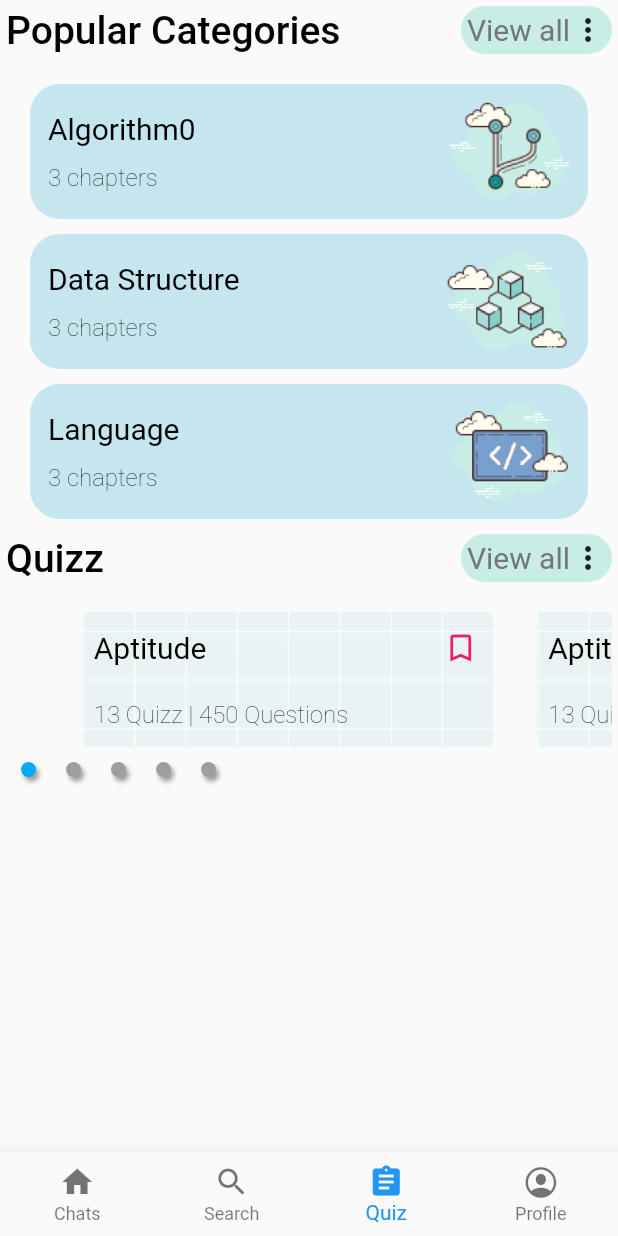
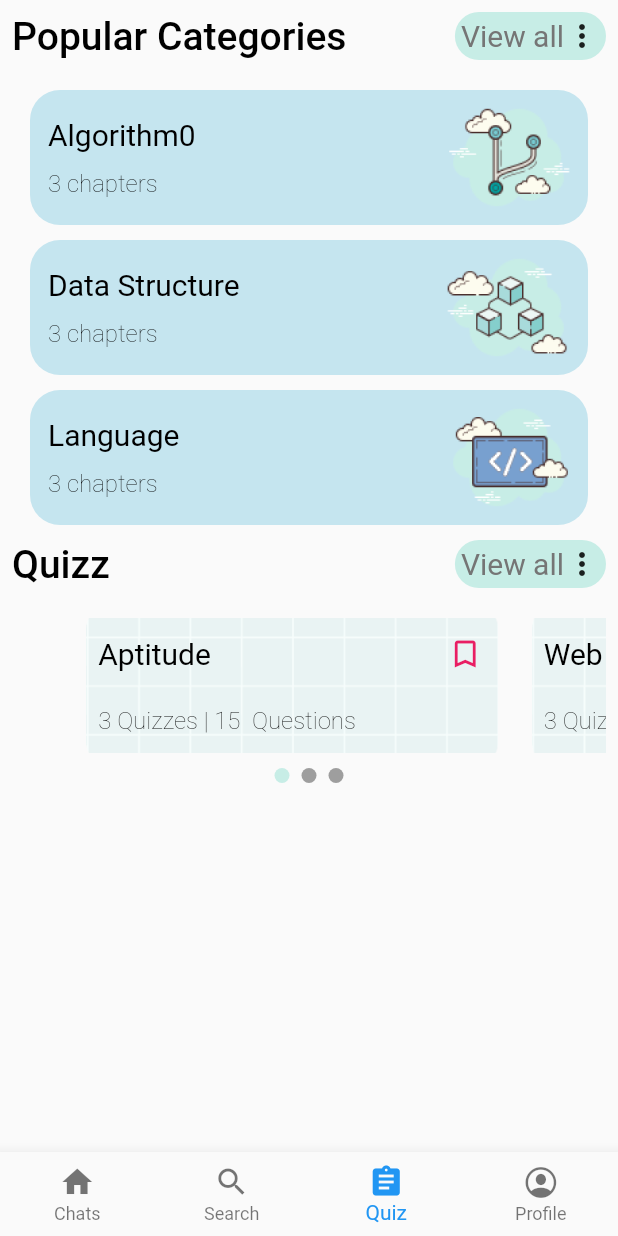
Before and after one commit to phantronghuy/flutter_interview_preparation, a Flutter app: the screen it shows after launch, item 3 of the bottom bar chosen, on a phone screen of 412 x 824 dp. Run offline on Flutter 3.47's test engine with Material 2 defaults, Android fonts, the phone set to English and light mode, and no system bars; drawn by our look-alikes of smooth_page_indicator; Roboto replaces fonts that are missing (Urbanist).

Commit message:
Xong phần giao diện 1 QuizPage

```diff
--- /dev/null
+++ b/lib/objects/Quiz.dart
@@ -0,0 +1,14 @@
+class Quiz{
+  String? content;
+  List<String>? listSuggest;
+  int? answer;
+  bool? isAnswer;
+  Quiz(this.content,this.listSuggest,this.answer,this.isAnswer);
+}
+List<Quiz> listQuiz=[
+Quiz('What is HTML', ['A','B','C','D'],0,true),
+Quiz('What is HTML', ['A','B','C','D'],1,true),
+Quiz('What is HTML', ['A','B','C','D'],2,true),
+Quiz('What is HTML', ['A','B','C','D'],3,true),
+Quiz('What is HTML', ['A','B','C','D'],1,false),
+];
--- /dev/null
+++ b/lib/objects/QuizSet.dart
@@ -0,0 +1,15 @@
+import 'package:flutter_interview_preparation/objects/QuizTopic.dart';
+
+class QuizSet{
+  String? topic;
+  bool? favourite;
+  List<QuizTopic>? listQuizTopic;
+  QuizSet(this.topic,this.favourite,this.listQuizTopic);
+}
+List<QuizSet> listQuizSet=[
+  QuizSet('Aptitude', true, listQuizTopic),
+  QuizSet('Web technologies', true, listQuizTopic),
+  QuizSet('Engineering Mathematics', true, listQuizTopic),
+  QuizSet('Web technologies', true, listQuizTopic),
+  QuizSet('Engineering Mathematics', true, listQuizTopic),
+];
--- /dev/null
+++ b/lib/objects/QuizTopic.dart
@@ -0,0 +1,13 @@
+import 'package:flutter_interview_preparation/objects/Quiz.dart';
+
+class QuizTopic{
+  String? topic;
+  List<Quiz>? listQuiz;
+  bool? favourite;
+  QuizTopic(this.topic,this.listQuiz,this.favourite);
+}
+List<QuizTopic> listQuizTopic=[
+  QuizTopic('HTML & XML', listQuiz, true),
+  QuizTopic('HTML & XML', listQuiz, false),
+  QuizTopic('HTML & XML', listQuiz, true),
+];
--- a/lib/pages/quizz_screen/quizz_page.dart
+++ b/lib/pages/quizz_screen/quizz_page.dart
@@ -3,9 +3,12 @@ import 'package:flutter/src/foundation/key.dart';
 import 'package:flutter/src/widgets/framework.dart';
 import 'package:flutter_interview_preparation/objects/Category.dart';
 import 'package:flutter_interview_preparation/objects/Chapter.dart';
+import 'package:flutter_interview_preparation/objects/QuizSet.dart';
 import 'package:flutter_interview_preparation/values/Home_Screen_Assets.dart';
 import 'package:flutter_interview_preparation/values/Quizz_Screen_Fonts.dart';
+import 'package:smooth_page_indicator/smooth_page_indicator.dart';
 
+import '../../objects/QuizTopic.dart';
 import '../../values/Quizz_Screen_Assets.dart';
 
 class QuizzPage extends StatefulWidget {
@@ -17,8 +20,11 @@ class QuizzPage extends StatefulWidget {
 
 class _QuizzPageState extends State<QuizzPage> {
   List<Category> categories = [];
+  List<QuizSet> quizset = [];
+  List<QuizSet> quizsetForDisplayListView = [];
   int currentIndexQuizzItem = 0;
   late PageController _pageController;
+  late bool isViewAllQuiz;
   @override
   void initState() {
     categories = [
@@ -29,6 +35,14 @@ class _QuizzPageState extends State<QuizzPage> {
     ];
     currentIndexQuizzItem = 0;
     _pageController = PageController(viewportFraction: 0.75);
+
+    quizset = [
+      QuizSet('Aptitude', true, listQuizTopic),
+      QuizSet('Web technologies', true, listQuizTopic),
+      QuizSet('Engineering Mathematics', true, listQuizTopic),
+    ];
+    quizsetForDisplayListView=[];
+    isViewAllQuiz=false;
   }
 
   @override
@@ -42,7 +56,7 @@ class _QuizzPageState extends State<QuizzPage> {
         child: SingleChildScrollView(
           child: Padding(
             padding:
-                const EdgeInsets.only(top: 4, left: 4, right: 4, bottom: 4),
+                const EdgeInsets.only(top: 8, left: 8, right: 8, bottom: 4),
             child: Column(
               children: [
                 // Popular column bloc
@@ -117,7 +131,8 @@ class _QuizzPageState extends State<QuizzPage> {
                             InkWell(
                               onTap: () {
                                 setState(() {
-                                  categories = [...listCategory];
+                                  quizsetForDisplayListView=[...listQuizSet];
+                                  isViewAllQuiz=true;
                                 });
                               },
                               child: Container(
@@ -145,7 +160,6 @@ class _QuizzPageState extends State<QuizzPage> {
                     ),
                   ],
                 ),
-
                 const SizedBox(
                   height: 20,
                 ),
@@ -161,25 +175,39 @@ class _QuizzPageState extends State<QuizzPage> {
                     },
                     controller: _pageController,
                     scrollDirection: Axis.horizontal,
-                    itemCount: 5,
+                    itemCount: quizset.length,
                     itemBuilder: (context, index) {
-                      return itemQuizzCard('Aptitude');
+                      return itemQuizzCard(quizset[index]);
                     },
                   ),
                 ),
                 Container(
                   margin: const EdgeInsets.symmetric(vertical: 10),
                   height: 10,
-                  child: ListView.builder(
-                    physics: const NeverScrollableScrollPhysics(),
-                    scrollDirection: Axis.horizontal,
-                    itemCount: 5,
-                    itemBuilder: (context, index) {
-                      return buildIndicator(
-                          index == currentIndexQuizzItem, size);
-                    },
+                  // child: ListView.builder(
+                  //   physics: const NeverScrollableScrollPhysics(),
+                  //   scrollDirection: Axis.horizontal,
+                  //   itemCount: 5,
+                  //   itemBuilder: (context, index) {
+                  //     return buildIndicator(
+                  //         index == currentIndexQuizzItem, size);
+                  //   },
+                  // ),
+                  child: SmoothPageIndicator(
+                    controller: _pageController,
+                    count: quizset.length,
+                    effect: const WormEffect(
+                      activeDotColor: Color(0xffC7EDE6),
+                      dotHeight: 10,
+                      dotWidth: 10,
+                    ),
                   ),
                 ),
+                const SizedBox(height: 20,),
+
+                if (isViewAllQuiz==true)...quizsetForDisplayListView.map((item) {
+                      return quizzBlocWhenClickViewAll(item);
+                    }).toList(),
               ],
             ),
           ),
@@ -187,7 +215,71 @@ class _QuizzPageState extends State<QuizzPage> {
       ),
     );
   }
-   Widget buildIndicator(bool isActive, Size size) {
+
+  Widget quizzBlocWhenClickViewAll(QuizSet quizSet) {
+    int numberOfQuizzes=0;
+    quizSet.listQuizTopic!.forEach((e){
+      numberOfQuizzes+=e.listQuiz!.length;
+    } );
+    return InkWell(
+      child: Column(
+        crossAxisAlignment: CrossAxisAlignment.start,
+        children: [
+          InkWell(
+            child: Container(
+              width: MediaQuery.of(context).size.width - 40,
+              height: 90,
+              decoration: BoxDecoration(
+                borderRadius: BorderRadius.circular(20),
+                image: DecorationImage(
+                  image: AssetImage(QuizScreenAssets.img_bg_quizz_item),
+                  fit: BoxFit.cover,
+                ),
+              ),
+              child: Row(
+                mainAxisAlignment: MainAxisAlignment.start,
+                children: [
+                  Column(
+                    mainAxisAlignment: MainAxisAlignment.spaceAround,
+                    crossAxisAlignment: CrossAxisAlignment.start,
+                    children: [
+                      Container(
+                        padding: const EdgeInsets.only(top: 12, left: 12),
+                        child: Text(
+                          quizSet.topic!,
+                          style: QuizzScreenFont.titleCategory,
+                        ),
+                      ),
+                      Container(
+                        padding: const EdgeInsets.only(
+                          bottom: 12,
+                          left: 12,
+                        ),
+                        child: Text(
+                          '${quizSet.listQuizTopic!.length.toString()} Quizzes | ${numberOfQuizzes}  Questions',
+                          style: QuizzScreenFont.textChapter,
+                        ),
+                      ),
+                    ],
+                  ),
+                  const Spacer(),
+                  // Container(
+                  //   margin: const EdgeInsets.only(right: 8),
+                  //   child: Image.asset(quizSet.favourite!),
+                  // ),
+                ],
+              ),
+            ),
+          ),
+          const SizedBox(
+            height: 10,
+          ),
+        ],
+      ),
+    );
+  }
+
+  Widget buildIndicator(bool isActive, Size size) {
     return Container(
       margin: const EdgeInsets.symmetric(horizontal: 10),
       //width: isActive ? size.width * 1 / 5 : 15,
@@ -224,7 +316,11 @@ class _QuizzPageState extends State<QuizzPage> {
   //   );
   // }
 
-  Widget itemQuizzCard(String title) {
+  Widget itemQuizzCard(QuizSet quizSet) {
+     int numberOfQuizzes=0;
+    quizSet.listQuizTopic!.forEach((e){
+      numberOfQuizzes+=e.listQuiz!.length;
+    } );
     return Row(
       children: [
         Container(
@@ -248,7 +344,7 @@ class _QuizzPageState extends State<QuizzPage> {
                   maxLines: 1,
                   overflow: TextOverflow.ellipsis,
                   text: TextSpan(
-                    text: title,
+                    text: quizSet.topic!,
                     style: QuizzScreenFont.titleCategory,
                   ),
                 ),
@@ -257,7 +353,7 @@ class _QuizzPageState extends State<QuizzPage> {
                 bottom: 12,
                 left: 4,
                 child: Text(
-                  '13 Quizz | 450 Questions',
+                 '${quizSet.listQuizTopic!.length.toString()} Quizzes | ${numberOfQuizzes}  Questions',
                   style: QuizzScreenFont.textChapter,
                 ),
               ),
--- a/pubspec.yaml
+++ b/pubspec.yaml
@@ -34,6 +34,7 @@ dependencies:
   # The following adds the Cupertino Icons font to your application.
   # Use with the CupertinoIcons class for iOS style icons.
   cupertino_icons: ^1.0.2
+  smooth_page_indicator: ^1.0.0+2
 
 dev_dependencies:
   flutter_test:
```
Also changed, not shown: lib/pages/home_screen/article_detail_screen.dart (+4 -4 lines), pubspec.lock.
